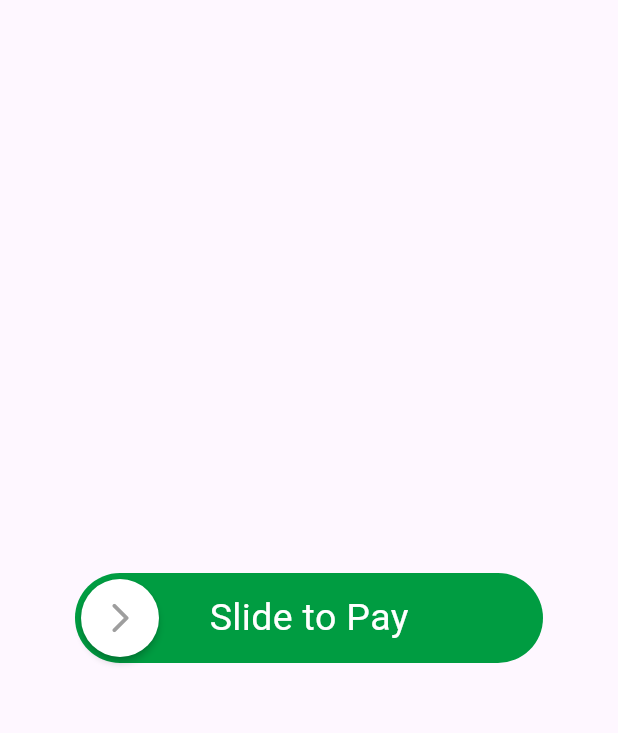
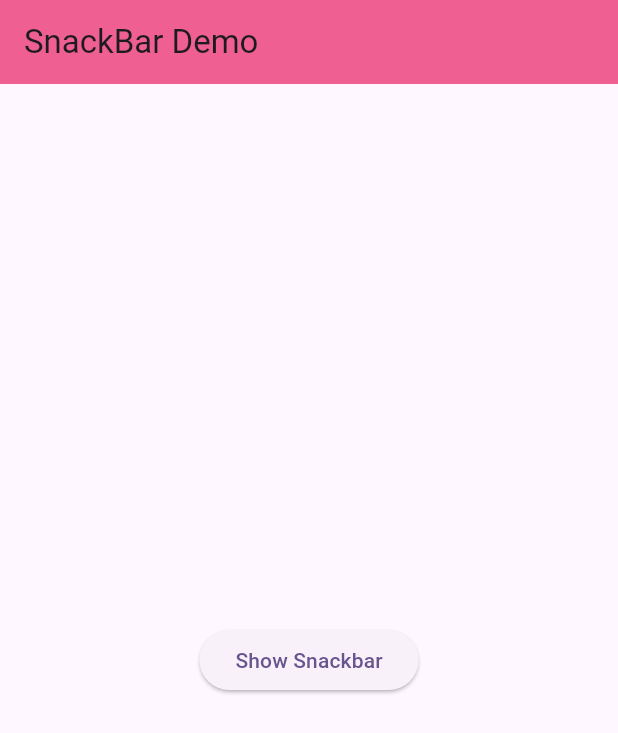
Before and after one commit to PRANAVENNAZHIYIL/Gpay_and_Applepay, a Flutter app: the screen it shows after launch, on a phone screen of 412 x 824 dp. Shown: the top 733 px of the screen. Run offline on Flutter 3.47's test engine with Material 2 defaults, Android fonts, the phone set to English and light mode, and no system bars; drawn by our look-alikes of swipeable_button_view; our stand-ins replace lottie, page_transition; missing offline and left inert: pay.

Commit message:
snackbsr

```diff
--- a/lib/main.dart
+++ b/lib/main.dart
@@ -1,5 +1,5 @@
 import 'package:flutter/material.dart';
-import 'package:gpayandapplepay/slidepay.dart';
+import 'package:gpayandapplepay/presentation/snackbarup.dart';
 
 void main() {
   runApp(const MyApp());
@@ -19,6 +19,7 @@ class MyApp extends StatelessWidget {
           useMaterial3: true,
         ),
         // home: const PaymentPage());
-        home: const HomePage());
+        //home: const HomePage());
+        home: const SnackbarUp());
   }
 }
--- a/lib/slidepay.dart
+++ b/lib/presentation/slidepay.dart
@@ -1,5 +1,5 @@
 import 'package:flutter/material.dart';
-import 'package:gpayandapplepay/confirm_page.dart';
+import 'package:gpayandapplepay/presentation/confirm_page.dart';
 import 'package:page_transition/page_transition.dart';
 import 'package:swipeable_button_view/swipeable_button_view.dart';
 
--- /dev/null
+++ b/lib/presentation/snackbarup.dart
@@ -0,0 +1,36 @@
+import 'package:flutter/material.dart';
+
+class SnackbarUp extends StatelessWidget {
+  const SnackbarUp({super.key});
+
+  @override
+  Widget build(BuildContext context) {
+    return Scaffold(
+      appBar: AppBar(
+        title: const Text('SnackBar Demo'),
+        backgroundColor: Colors.pink.withOpacity(0.7),
+      ),
+      body: Center(
+          child: ElevatedButton(
+        onPressed: () => showSnackBarFun(context),
+        child: const Text('Show Snackbar'),
+      )),
+    );
+  }
+
+  showSnackBarFun(context) {
+    SnackBar snackBar = SnackBar(
+      content: const Text('Yay! A SnackBar at the top!',
+          style: TextStyle(fontSize: 20)),
+      backgroundColor: Colors.indigo,
+      dismissDirection: DismissDirection.up,
+      behavior: SnackBarBehavior.floating,
+      margin: EdgeInsets.only(
+          bottom: MediaQuery.of(context).size.height - 150,
+          left: 10,
+          right: 10),
+    );
+
+    ScaffoldMessenger.of(context).showSnackBar(snackBar);
+  }
+}
```
Also changed, not shown: lib/confirm_page.dart (deleted, +0 -44 lines), lib/presentation/confirm_page.dart (added, +74 -0 lines), lib/presentation/homepage.dart (renamed from lib/homepage.dart), lib/presentation/paymentpage.dart (renamed from lib/paymentpage.dart).
